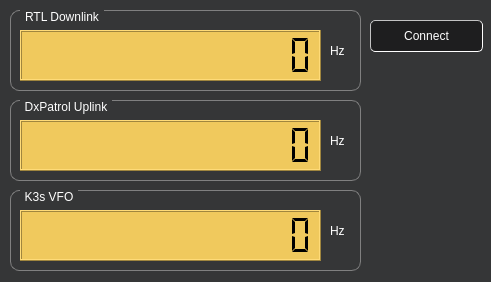
Old version of the form QO-100_K3S/widget.ui in the repository M0WGF/RadioOddsAndSods.
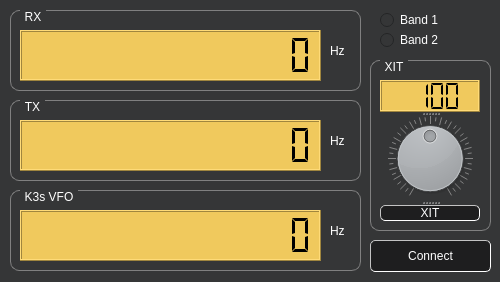
New version of the form.

Commit message: Updated the UI to include XIT offset function and band select.

```diff
--- a/QO-100_K3S/widget.ui
+++ b/QO-100_K3S/widget.ui
@@ -6,7 +6,7 @@
    <rect>
     <x>0</x>
     <y>0</y>
-    <width>491</width>
+    <width>500</width>
     <height>282</height>
    </rect>
   </property>
@@ -37,6 +37,14 @@
 
 QLabel{
 color: rgb(255, 255, 255);
+}
+
+QComboBox{
+background-color: rgb(240, 201, 93);
+}
+
+QRadioButton{
+color: rgb(255, 255, 255);
 }</string>
   </property>
   <widget class="QGroupBox" name="groupBox">
@@ -52,7 +60,7 @@
     <string notr="true"/>
    </property>
    <property name="title">
-    <string>RTL Downlink</string>
+    <string>RX</string>
    </property>
    <widget class="QLCDNumber" name="downlink">
     <property name="geometry">
@@ -106,7 +114,7 @@
     <string notr="true"/>
    </property>
    <property name="title">
-    <string>DxPatrol Uplink</string>
+    <string>TX</string>
    </property>
    <widget class="QLCDNumber" name="uplink">
     <property name="geometry">
@@ -205,8 +213,8 @@
    <property name="geometry">
     <rect>
      <x>370</x>
-     <y>20</y>
-     <width>113</width>
+     <y>240</y>
+     <width>121</width>
      <height>32</height>
     </rect>
    </property>
@@ -228,6 +236,129 @@
     <string>Connect</string>
    </property>
   </widget>
+  <widget class="QGroupBox" name="groupBox_4">
+   <property name="geometry">
+    <rect>
+     <x>370</x>
+     <y>60</y>
+     <width>121</width>
+     <height>171</height>
+    </rect>
+   </property>
+   <property name="title">
+    <string>XIT</string>
+   </property>
+   <widget class="QSplitter" name="splitter">
+    <property name="geometry">
+     <rect>
+      <x>10</x>
+      <y>20</y>
+      <width>100</width>
+      <height>141</height>
+     </rect>
+    </property>
+    <property name="orientation">
+     <enum>Qt::Vertical</enum>
+    </property>
+    <widget class="QLCDNumber" name="xit_lcd">
+     <property name="minimumSize">
+      <size>
+       <width>100</width>
+       <height>32</height>
+      </size>
+     </property>
+     <property name="digitCount">
+      <number>4</number>
+     </property>
+     <property name="segmentStyle">
+      <enum>QLCDNumber::Flat</enum>
+     </property>
+     <property name="intValue" stdset="0">
+      <number>100</number>
+     </property>
+    </widget>
+    <widget class="QDial" name="xit_offset">
+     <property name="minimum">
+      <number>-100</number>
+     </property>
+     <property name="maximum">
+      <number>100</number>
+     </property>
+     <property name="orientation">
+      <enum>Qt::Horizontal</enum>
+     </property>
+     <property name="invertedAppearance">
+      <bool>false</bool>
+     </property>
+     <property name="invertedControls">
+      <bool>true</bool>
+     </property>
+     <property name="wrapping">
+      <bool>false</bool>
+     </property>
+     <property name="notchTarget">
+      <double>5.000000000000000</double>
+     </property>
+     <property name="notchesVisible">
+      <bool>true</bool>
+     </property>
+    </widget>
+    <widget class="QPushButton" name="xit">
+     <property name="styleSheet">
+      <string notr="true">QPushButton{
+	background-color: rgb(30, 30, 31);
+	color: rgb(255, 255, 255);
+	border-style: inset;
+	border-radius: 5px;
+	border-color: rgb(195, 195, 195);
+	border-width: 1px;
+}
+
+QPushButton::pressed {
+	background-color: rgb(144, 145, 146);
+}</string>
+     </property>
+     <property name="text">
+      <string>XIT</string>
+     </property>
+     <property name="checkable">
+      <bool>true</bool>
+     </property>
+    </widget>
+   </widget>
+  </widget>
+  <widget class="QRadioButton" name="band1">
+   <property name="geometry">
+    <rect>
+     <x>380</x>
+     <y>10</y>
+     <width>100</width>
+     <height>20</height>
+    </rect>
+   </property>
+   <property name="text">
+    <string>Band 1</string>
+   </property>
+   <attribute name="buttonGroup">
+    <string notr="true">bandButtonGroup</string>
+   </attribute>
+  </widget>
+  <widget class="QRadioButton" name="band2">
+   <property name="geometry">
+    <rect>
+     <x>380</x>
+     <y>30</y>
+     <width>100</width>
+     <height>20</height>
+    </rect>
+   </property>
+   <property name="text">
+    <string>Band 2</string>
+   </property>
+   <attribute name="buttonGroup">
+    <string notr="true">bandButtonGroup</string>
+   </attribute>
+  </widget>
  </widget>
  <resources/>
  <connections/>
```
Left out of the diff: 3 changed lines with no effect on the pictures.
